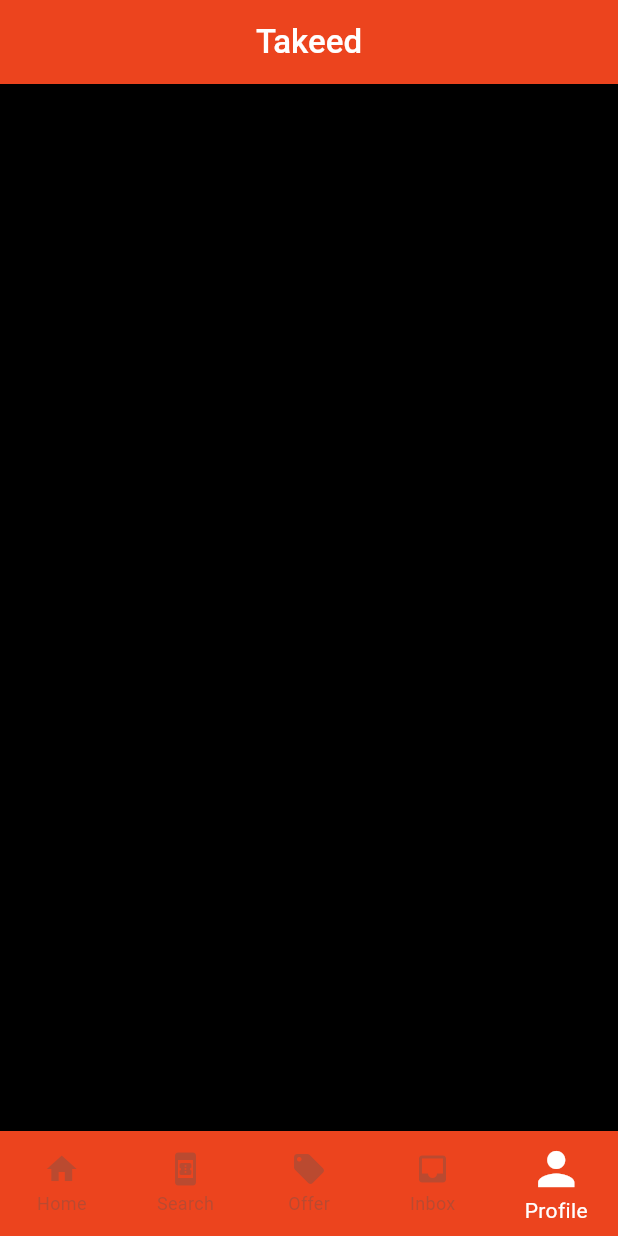
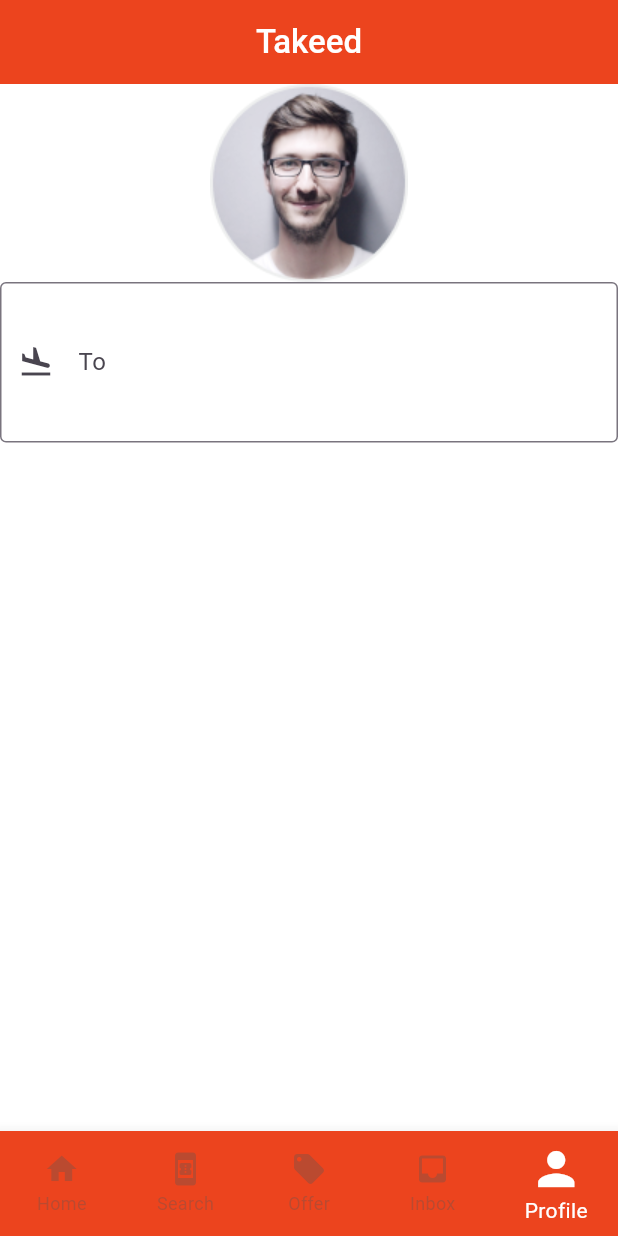
Before and after one commit to Youssef-Khorshed/Takeed, a Flutter app: the screen it shows after launch, item 5 of the bottom bar chosen, on a phone screen of 412 x 824 dp. Run offline on Flutter 3.47's test engine with Material 3 defaults, Android fonts, the phone set to English and light mode, and no system bars; project files that could hold a hidden picture were left out.

Commit message:
+ add botoom

```diff
--- a/lib/config/theme/my_theme.dart
+++ b/lib/config/theme/my_theme.dart
@@ -15,5 +15,11 @@ class MyTheme{
         showSelectedLabels: true,
       type: BottomNavigationBarType.fixed
     ),
+    textTheme: TextTheme(
+      titleMedium: TextStyle(
+        fontSize: 50,fontWeight: FontWeight.w500
+      )
+    )
+
   );
 }
--- a/lib/core/app_assets.dart
+++ b/lib/core/app_assets.dart
@@ -1,4 +1,5 @@
 class MyAppAssets{
   static const String lightSplashImgUrl = 'assets/images/splash/light_splash.png';
   static const String lightHomeTabImgUrl = 'assets/images/bottomNavigationIcons/hometab.svg';
+  static const String lightProfileTabImgUrl = 'assets/images/home/profile.png';
 }
--- a/lib/core/app_routes.dart
+++ b/lib/core/app_routes.dart
@@ -1,16 +1,19 @@
 import 'package:flutter/material.dart';
+import '../screens/flight/flights_screen.dart';
 import '../screens/splash/splash_screen.dart';
 import '../screens/home/home_screen.dart';
-import '../screens/search/flight_search_screen.dart';
+import '../screens/search/flight_search_screen/flight_search_screen.dart';
 class AppRoutes {
   static const String home = '/screens/home/home_screen';
   static const String splash = '/screens/splash/splash_screen';
   static const String flightSearch = '/screens/search/flight_search _screen';
+  static const String flights = '/screens/flight/flights_screen';
   ///
   /// Map all routes in one object
   static Map<String, WidgetBuilder> allRoutes = {
     AppRoutes.splash: (_) => SplashScreen(),
     AppRoutes.home: (_) => HomeScreen(),
     AppRoutes.flightSearch: (_) => FlightSearchScreen(),
+    AppRoutes.flights: (_) => Flights(),
   };
 }
--- a/lib/main.dart
+++ b/lib/main.dart
@@ -2,7 +2,7 @@ import 'package:flutter/material.dart';
 import 'package:takeed/config/theme/my_theme.dart';
 import 'package:takeed/core/app_routes.dart';
 import 'package:takeed/screens/home/home_screen.dart';
-import 'package:takeed/screens/search/flight_search_screen.dart';
+import 'package:takeed/screens/search/flight_search_screen/flight_search_screen.dart';
 import 'package:takeed/screens/splash/splash_screen.dart';
 
 void main() {
--- a/lib/screens/home/home_screen.dart
+++ b/lib/screens/home/home_screen.dart
@@ -5,7 +5,7 @@ import 'package:takeed/core/app_routes.dart';
 import 'package:takeed/screens/home/home_tabs/home_tab.dart';
 import 'package:takeed/screens/home/home_tabs/inbox_tab.dart';
 import 'package:takeed/screens/home/home_tabs/profile_tab.dart';
-import 'package:takeed/screens/search/flight_search_screen.dart';
+import 'package:takeed/screens/search/flight_search_screen/flight_search_screen.dart';
 
 import '../../core/app_assets.dart';
 import 'home_tabs/offer_tab.dart';
--- a/lib/screens/home/home_tabs/profile_tab.dart
+++ b/lib/screens/home/home_tabs/profile_tab.dart
@@ -1,13 +1,34 @@
 import 'package:flutter/material.dart';
+import 'package:takeed/colors/myapp_colors.dart';
+import 'package:takeed/core/app_assets.dart';
 
-class ProfileTab extends StatelessWidget{
+class ProfileTab extends StatelessWidget {
   const ProfileTab({super.key});
 
   @override
   Widget build(BuildContext context) {
-    return Container(
-      color: Colors.black,
+
+    return Scaffold(
+      backgroundColor: MyAppColors.white,
+      body: Column(
+          children: [
+           Image.asset( MyAppAssets.lightProfileTabImgUrl),
+            Expanded(
+              child: TextField(
+                //controller: firstController,
+                decoration: InputDecoration(
+                    labelText: 'To',
+                    border: OutlineInputBorder(),
+                    prefixIcon: Icon(Icons.flight_land_outlined)
+                ),
+                style: Theme
+                    .of(context)
+                    .textTheme
+                    .titleMedium,
+              ),
+            ),
+          ]
+      ),
     );
   }
-
 }
--- a/lib/screens/splash/splash_screen.dart
+++ b/lib/screens/splash/splash_screen.dart
@@ -16,5 +16,6 @@ class SplashScreen extends StatelessWidget {
     return Container(
         child:Image.asset(MyAppAssets.lightSplashImgUrl, fit: BoxFit.fill)
     );
+
   }
 }
--- a/pubspec.yaml
+++ b/pubspec.yaml
@@ -35,6 +35,7 @@ dependencies:
   # The following adds the Cupertino Icons font to your application.
   # Use with the CupertinoIcons class for iOS style icons.
   cupertino_icons: ^1.0.8
+  flutter_calendar_carousel: ^2.4.4
 
 dev_dependencies:
   flutter_test:
@@ -61,7 +62,7 @@ flutter:
   # To add assets to your application, add an assets section, like this:
   assets:
     - assets/images/splash/
-  #   - images/a_dot_ham.jpeg
+    - assets/images/home/
 
   # An image asset can refer to one or more resolution-specific "variants", see
   # https://flutter.dev/to/resolution-aware-images
```
Also changed, not shown: lib/screens/flight/flights_screen.dart (added, +27 -0 lines), lib/screens/flight/single_flight_card.dart (added, +40 -0 lines), lib/screens/home/home_tabs/home_tab.dart (+25 -5 lines), lib/screens/search/components/choicec_chips.dart (added, +39 -0 lines), lib/screens/search/components/depature_date.dart (added, +26 -0 lines), lib/screens/search/components/flight_search_card.dart (added, +119 -0 lines), lib/screens/search/flight_search_screen/flight_search_screen.dart (renamed from lib/screens/search/flight_search_screen.dart, +6 -3 lines), assets/images/home/profile.png (added), pubspec.lock.
